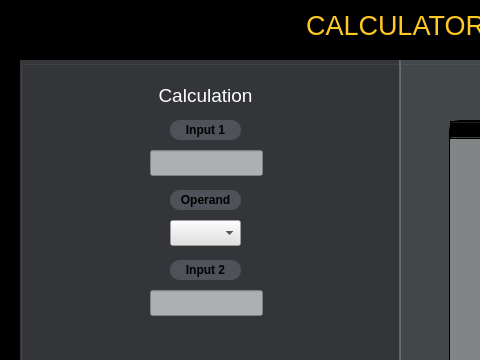
Above: guiapp/mainwindow.ui from bugman1215/GUIAppTest before the change; both pictures show x 0 to 480 and y 0 to 360 of the 800 by 600 pixel window. Below: the same form after it.
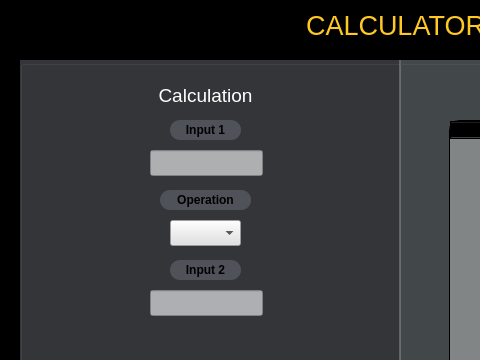
That is the form after the change.

```diff
--- a/guiapp/mainwindow.ui
+++ b/guiapp/mainwindow.ui
@@ -206,9 +206,9 @@
     <widget class="QLabel" name="label_4">
      <property name="geometry">
       <rect>
-       <x>150</x>
+       <x>140</x>
        <y>130</y>
-       <width>71</width>
+       <width>91</width>
        <height>20</height>
       </rect>
      </property>
@@ -220,7 +220,7 @@
  border-radius:10px;</string>
      </property>
      <property name="text">
-      <string>&lt;html&gt;&lt;head/&gt;&lt;body&gt;&lt;p&gt;&lt;span style=&quot; font-weight:700;&quot;&gt;Operand&lt;/span&gt;&lt;/p&gt;&lt;/body&gt;&lt;/html&gt;</string>
+      <string>&lt;html&gt;&lt;head/&gt;&lt;body&gt;&lt;p&gt;&lt;span style=&quot; font-weight:700;&quot;&gt;Operation&lt;/span&gt;&lt;/p&gt;&lt;/body&gt;&lt;/html&gt;</string>
      </property>
      <property name="alignment">
       <set>Qt::AlignCenter</set>
```
